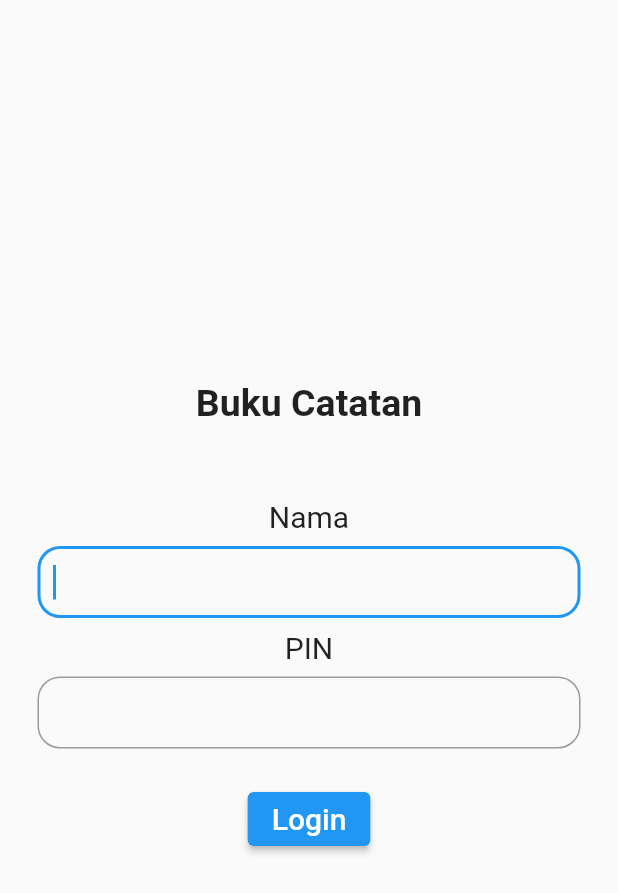
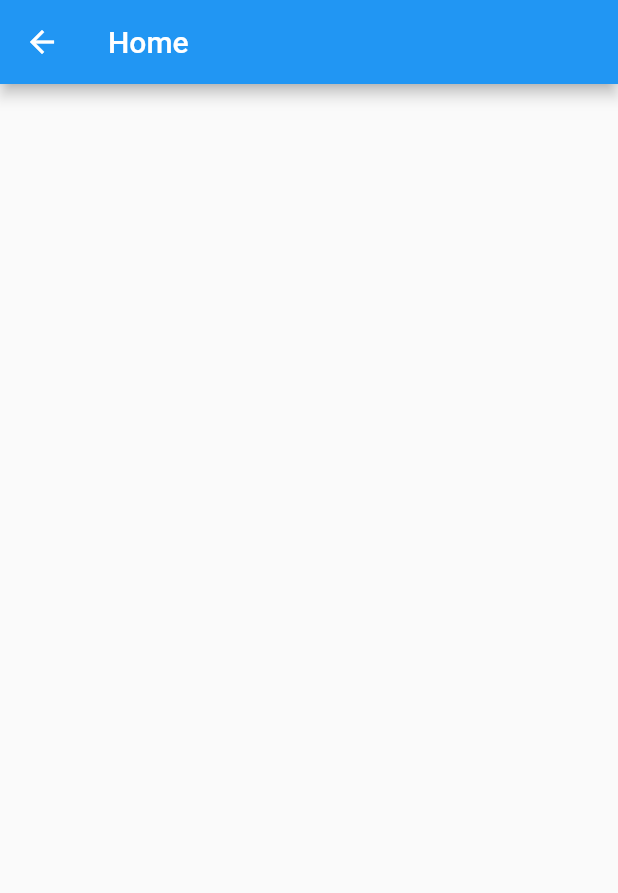
Before and after one commit to anamilatul/Notes-app-with-Flutter, a Flutter app: the screen it shows after launch, after a tap on "Login", on a phone screen of 412 x 824 dp. Shown: the top 893 px of the screen. Run offline on Flutter 3.47's test engine with Material 2 defaults, Android fonts, the phone set to English and light mode, and no system bars; our stand-ins replace shared_preferences.

Commit message:
modify layout

```diff
--- a/lib/main.dart
+++ b/lib/main.dart
@@ -1,12 +1,15 @@
 import 'package:flutter/material.dart';
 import 'package:flutter_notes_app/pages/login_page.dart';
+import 'package:flutter_notes_app/utils/user_shared_preferences.dart';
 
-void main() {
+void main() async {
+  WidgetsFlutterBinding.ensureInitialized();
+  await UserSharedPreferences.init();
   runApp(const MyApp());
 }
 
 class MyApp extends StatelessWidget {
-  const MyApp({super.key});
+  const MyApp({Key? key}) : super(key: key);
 
   // This widget is the root of your application.
   @override
--- /dev/null
+++ b/lib/pages/home_page.dart
@@ -0,0 +1,17 @@
+import 'package:flutter/material.dart';
+
+class HomePage extends StatefulWidget {
+  const HomePage({super.key});
+
+  @override
+  State<HomePage> createState() => _HomePageState();
+}
+
+class _HomePageState extends State<HomePage> {
+  @override
+  Widget build(BuildContext context) {
+    return Scaffold(
+      appBar: AppBar(title: Text('Home')),
+    );
+  }
+}
--- a/lib/pages/login_page.dart
+++ b/lib/pages/login_page.dart
@@ -1,6 +1,8 @@
 import 'dart:ui';
 
 import 'package:flutter/material.dart';
+import 'package:flutter_notes_app/pages/home_page.dart';
+import 'package:flutter_notes_app/utils/user_shared_preferences.dart';
 
 class LoginPage extends StatefulWidget {
   const LoginPage({super.key});
@@ -10,6 +12,32 @@ class LoginPage extends StatefulWidget {
 }
 
 class _LoginPageState extends State<LoginPage> {
+  late TextEditingController nameController;
+  late TextEditingController pinController;
+  bool isPinExist = false;
+  String? _pin;
+
+  @override
+  void initState() {
+    nameController = TextEditingController();
+    pinController = TextEditingController();
+    String? pin = UserSharedPreferences.getPin();
+    if (pin != null) {
+      setState(() {
+        isPinExist = true;
+        _pin = pin;
+      });
+    }
+    super.initState();
+  }
+
+  @override
+  void dispose() {
+    super.dispose();
+    nameController.dispose();
+    pinController.dispose();
+  }
+
   @override
   Widget build(BuildContext context) {
     return Scaffold(
@@ -44,6 +72,7 @@ class _LoginPageState extends State<LoginPage> {
               padding: const EdgeInsets.symmetric(horizontal: 25, vertical: 8),
               child: TextField(
                 autofocus: true,
+                controller: nameController,
                 decoration: InputDecoration(
                   border: OutlineInputBorder(
                     borderRadius: BorderRadius.circular(15),
@@ -64,12 +93,13 @@ class _LoginPageState extends State<LoginPage> {
             Padding(
               padding: const EdgeInsets.symmetric(horizontal: 25, vertical: 8),
               child: TextField(
-                autofocus: true,
+                // autofocus: true,
+                controller: pinController,
                 decoration: InputDecoration(
                   border: OutlineInputBorder(
                     borderRadius: BorderRadius.circular(15),
                   ),
-                  contentPadding: EdgeInsets.all(10.0),
+                  contentPadding: const EdgeInsets.all(10.0),
                 ),
                 style: const TextStyle(
                   fontSize: 20,
@@ -80,8 +110,20 @@ class _LoginPageState extends State<LoginPage> {
               height: 15,
             ),
             ElevatedButton(
-              onPressed: () {},
-              child: Text(
+              onPressed: () async {
+                await UserSharedPreferences.setName(
+                  name: nameController.text,
+                  pin: pinController.text,
+                );
+                Navigator.of(context).push(
+                  MaterialPageRoute(
+                    builder: (context) {
+                      return const HomePage();
+                    },
+                  ),
+                );
+              },
+              child: const Text(
                 'Login',
                 style: TextStyle(
                   fontSize: 20,
--- /dev/null
+++ b/lib/utils/user_shared_preferences.dart
@@ -0,0 +1,22 @@
+import 'package:shared_preferences/shared_preferences.dart';
+
+class UserSharedPreferences {
+  static SharedPreferences? _preferences;
+  static const String _name = 'name';
+  static const String _pin = 'pin';
+
+  static Future init() async {
+    _preferences = await SharedPreferences.getInstance();
+  }
+
+  static Future setName({
+    required String name,
+    required String pin,
+  }) async {
+    await _preferences!.setString(_name, name);
+    await _preferences!.setString(_pin, pin);
+  }
+
+  static String? getName() => _preferences!.getString(_name);
+  static String? getPin() => _preferences!.getString(_pin);
+}
```
Also changed, not shown: pubspec.yaml (+4 -12 lines), pubspec.lock.
